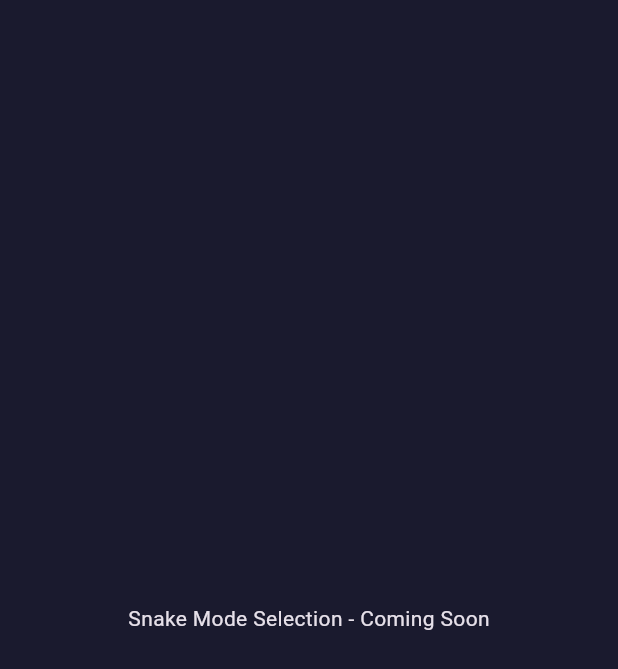
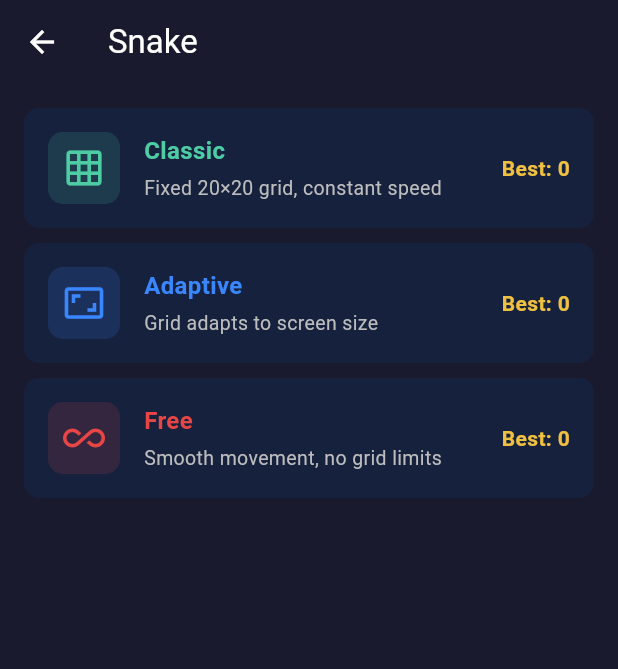
Before and after one commit to cecil-su/mini-play, a Flutter app: the screen it shows after launch, after a tap on "Snake", on a phone screen of 412 x 824 dp. Shown: the top 669 px of the screen. Run offline on Flutter 3.47's test engine with Material 3 defaults, Android fonts, the phone set to English and light mode, and no system bars; our stand-ins replace shared_preferences.

Commit message:
feat: add Snake mode selection page
Co-Authored-By: Claude Opus 4.6 (1M context) <noreply@anthropic.com>

```diff
--- a/lib/main.dart
+++ b/lib/main.dart
@@ -1,5 +1,6 @@
 import 'package:flutter/material.dart';
 import 'home/home_page.dart';
+import 'snake/snake_mode_page.dart';
 
 void main() {
   WidgetsFlutterBinding.ensureInitialized();
@@ -38,11 +39,7 @@ class MiniPlayApp extends StatelessWidget {
           case '/snake':
             return MaterialPageRoute(
               settings: settings,
-              builder: (_) => const Scaffold(
-                body: Center(
-                  child: Text('Snake Mode Selection - Coming Soon'),
-                ),
-              ),
+              builder: (_) => const SnakeModePage(),
             );
           case '/snake/classic':
           case '/snake/adaptive':
--- /dev/null
+++ b/lib/snake/snake_mode_page.dart
@@ -0,0 +1,152 @@
+import 'package:flutter/material.dart';
+import '../shared/score_service.dart';
+
+class SnakeModePage extends StatelessWidget {
+  const SnakeModePage({super.key});
+
+  static const _modes = [
+    _ModeInfo(
+      title: 'Classic',
+      description: 'Fixed 20×20 grid, constant speed',
+      icon: Icons.grid_on,
+      accent: Color(0xFF4ECCA3),
+      route: '/snake/classic',
+      scoreMode: 'classic',
+    ),
+    _ModeInfo(
+      title: 'Adaptive',
+      description: 'Grid adapts to screen size',
+      icon: Icons.aspect_ratio,
+      accent: Color(0xFF3A86FF),
+      route: '/snake/adaptive',
+      scoreMode: 'adaptive',
+    ),
+    _ModeInfo(
+      title: 'Free',
+      description: 'Smooth movement, no grid limits',
+      icon: Icons.all_inclusive,
+      accent: Color(0xFFE84545),
+      route: '/snake/free',
+      scoreMode: 'free',
+    ),
+  ];
+
+  @override
+  Widget build(BuildContext context) {
+    return Scaffold(
+      appBar: AppBar(
+        leading: IconButton(
+          icon: const Icon(Icons.arrow_back),
+          onPressed: () => Navigator.pop(context),
+        ),
+        title: const Text('Snake'),
+      ),
+      body: ListView.builder(
+        padding: const EdgeInsets.all(16),
+        itemCount: _modes.length,
+        itemBuilder: (context, index) {
+          final mode = _modes[index];
+          return _ModeCard(mode: mode);
+        },
+      ),
+    );
+  }
+}
+
+class _ModeInfo {
+  final String title;
+  final String description;
+  final IconData icon;
+  final Color accent;
+  final String route;
+  final String scoreMode;
+
+  const _ModeInfo({
+    required this.title,
+    required this.description,
+    required this.icon,
+    required this.accent,
+    required this.route,
+    required this.scoreMode,
+  });
+}
+
+class _ModeCard extends StatelessWidget {
+  final _ModeInfo mode;
+
+  const _ModeCard({required this.mode});
+
+  @override
+  Widget build(BuildContext context) {
+    return Padding(
+      padding: const EdgeInsets.only(bottom: 10),
+      child: GestureDetector(
+        onTap: () => Navigator.pushNamed(context, mode.route),
+        child: Container(
+          padding: const EdgeInsets.all(16),
+          decoration: BoxDecoration(
+            color: const Color(0xFF16213E),
+            borderRadius: BorderRadius.circular(10),
+          ),
+          child: Row(
+            children: [
+              Container(
+                width: 48,
+                height: 48,
+                decoration: BoxDecoration(
+                  color: mode.accent.withValues(alpha: 0.15),
+                  borderRadius: BorderRadius.circular(10),
+                ),
+                child: Icon(
+                  mode.icon,
+                  color: mode.accent,
+                  size: 28,
+                ),
+              ),
+              const SizedBox(width: 16),
+              Expanded(
+                child: Column(
+                  crossAxisAlignment: CrossAxisAlignment.start,
+                  children: [
+                    Text(
+                      mode.title,
+                      style: TextStyle(
+                        fontSize: 16,
+                        fontWeight: FontWeight.w600,
+                        color: mode.accent,
+                      ),
+                    ),
+                    const SizedBox(height: 4),
+                    Text(
+                      mode.description,
+                      style: TextStyle(
+                        fontSize: 13,
+                        color: Colors.grey[400],
+                      ),
+                    ),
+                  ],
+                ),
+              ),
+              const SizedBox(width: 12),
+              FutureBuilder<int>(
+                future:
+                    ScoreService().getHighScore('snake', mode.scoreMode),
+                builder: (context, snapshot) {
+                  final score = snapshot.data ?? 0;
+                  return Text(
+                    'Best: $score',
+                    style: const TextStyle(
+                      fontSize: 14,
+                      fontWeight: FontWeight.w600,
+                      color: Color(0xFFF0C040),
+                    ),
+                  );
+                },
+              ),
+            ],
+          ),
+        ),
+      ),
+    );
+  }
+}
```
